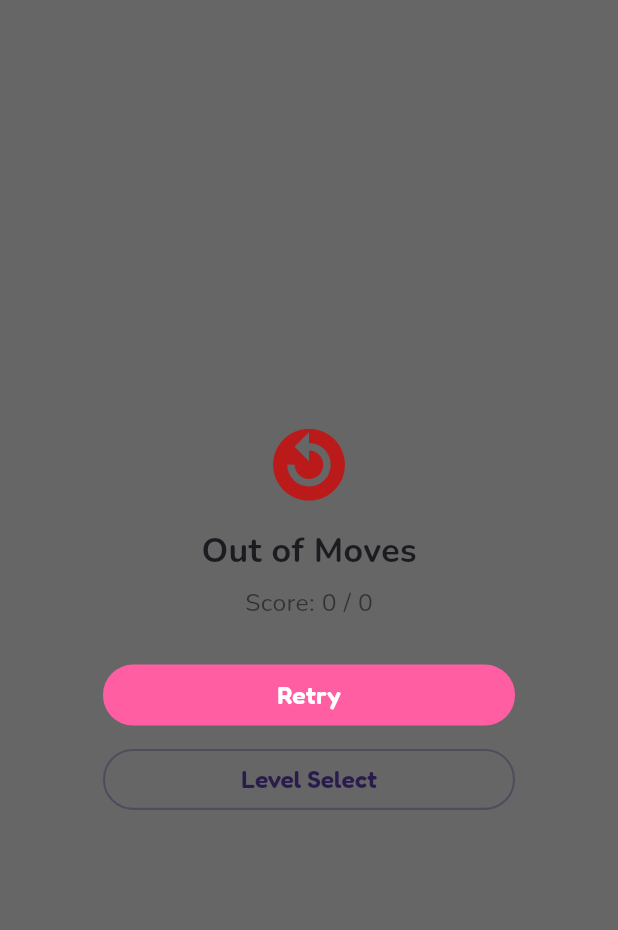
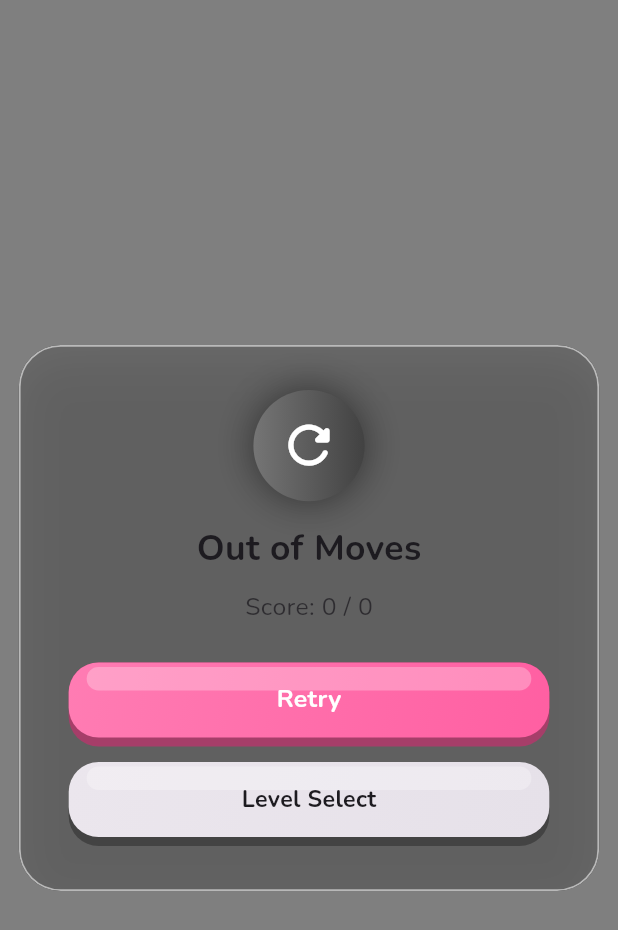
Before and after one commit to Gulshid/Match-3-Puzzle, a Flutter app: the LevelResultOverlay widget shown alone on an empty page, opened directly with empty values, on a phone screen of 412 x 824 dp. Shown: the top 930 px of the screen. Run offline on Flutter 3.47's test engine with Material 3 defaults, Android fonts, the phone set to English and light mode, and no system bars; our stand-ins replace audioplayers, confetti, flutter_riverpod, flutter_screenutil, go_router, google_fonts and 1 more; accounts and stored records are empty.

Commit message:
level result overlay is udpated

```diff
--- a/match_3_puzzle/lib/features/game/presentation/widgets/level_result_overlay.dart
+++ b/match_3_puzzle/lib/features/game/presentation/widgets/level_result_overlay.dart
@@ -1,14 +1,19 @@
+import 'dart:math';
+import 'dart:ui';
+import 'package:confetti/confetti.dart';
 import 'package:flutter/material.dart';
 import 'package:flutter_screenutil/flutter_screenutil.dart';
 
+import '../../../../core/theme/app_colors.dart';
+import '../../../../shared/widgets/glass_card.dart';
+import '../../../../shared/widgets/glossy_button.dart';
+import '../../../../shared/widgets/pop_in.dart';
 import '../../domain/models/level_config.dart';
 
-/// Full-screen overlay shown when a level is won or lost.
-///
-/// Phase 7: added a 0-3 star row and split the single "Retry" action
-/// into level-map-aware actions (Retry / Next Level / Level Select),
-/// since the game is no longer a single hardcoded level.
-class LevelResultOverlay extends StatelessWidget {
+/// Full-screen overlay shown when a level is won or lost — frosted
+/// glass backdrop, a 3D pop-in card, staggered star reveal, and a
+/// confetti burst on a win.
+class LevelResultOverlay extends StatefulWidget {
   const LevelResultOverlay({
     super.key,
     required this.status,
@@ -31,96 +36,163 @@ class LevelResultOverlay extends StatelessWidget {
   final VoidCallback onLevelSelect;
 
   @override
+  State<LevelResultOverlay> createState() => _LevelResultOverlayState();
+}
+
+class _LevelResultOverlayState extends State<LevelResultOverlay> {
+  late final ConfettiController _confetti =
+      ConfettiController(duration: const Duration(seconds: 2));
+
+  @override
+  void initState() {
+    super.initState();
+    if (widget.status == GameStatus.won) {
+      _confetti.play();
+    }
+  }
+
+  @override
+  void dispose() {
+    _confetti.dispose();
+    super.dispose();
+  }
+
+  @override
   Widget build(BuildContext context) {
-    final isWin = status == GameStatus.won;
+    final isWin = widget.status == GameStatus.won;
     final theme = Theme.of(context);
 
     return Positioned.fill(
-      child: Container(
-        color: Colors.black.withValues(alpha: 0.6),
-        child: Center(
-          child: Container(
-            margin: EdgeInsets.symmetric(horizontal: 32.w),
+      child: Stack(
+        alignment: Alignment.topCenter,
+        children: [
+          BackdropFilter(
+            filter: ImageFilter.blur(sigmaX: 6, sigmaY: 6),
+            child: Container(color: Colors.black.withOpacity(0.5)),
+          ),
+          if (isWin)
+            Align(
+              alignment: Alignment.topCenter,
+              child: ConfettiWidget(
+                confettiController: _confetti,
+                blastDirection: pi / 2,
+                blastDirectionality: BlastDirectionality.explosive,
+                numberOfParticles: 24,
+                maxBlastForce: 22,
+                minBlastForce: 8,
+                gravity: 0.25,
+                shouldLoop: false,
+                colors: const [
+                  AppColors.candyPink,
+                  AppColors.candyBlue,
+                  AppColors.candyMint,
+                  AppColors.candyYellow,
+                  AppColors.candyOrange,
+                ],
+              ),
+            ),
+          Center(
+            child: PopIn(
+              child: GlassCard(
+                radius: 28,
+                opacity: 0.22,
                 padding: EdgeInsets.symmetric(horizontal: 28.w, vertical: 28.h),
-            decoration: BoxDecoration(
-              color: theme.scaffoldBackgroundColor,
-              borderRadius: BorderRadius.circular(20.r),
-            ),
+                child: SizedBox(
+                  width: 280.w,
                   child: Column(
                     mainAxisSize: MainAxisSize.min,
                     children: [
-                Icon(
-                  isWin ? Icons.emoji_events : Icons.replay_circle_filled,
-                  size: 56.r,
-                  color: isWin ? Colors.amber : theme.colorScheme.error,
+                      Container(
+                        padding: EdgeInsets.all(16.r),
+                        decoration: BoxDecoration(
+                          shape: BoxShape.circle,
+                          gradient: LinearGradient(
+                            colors: isWin
+                                ? [AppColors.gold, AppColors.candyOrange]
+                                : [Colors.grey.shade600, Colors.grey.shade800],
                           ),
-                SizedBox(height: 12.h),
+                          boxShadow: [
+                            BoxShadow(
+                              color: (isWin ? AppColors.gold : Colors.black)
+                                  .withOpacity(0.5),
+                              blurRadius: 22,
+                            ),
+                          ],
+                        ),
+                        child: Icon(
+                          isWin ? Icons.emoji_events_rounded : Icons.refresh_rounded,
+                          size: 40.r,
+                          color: Colors.white,
+                        ),
+                      ),
+                      SizedBox(height: 14.h),
                       Text(
                         isWin ? 'Level Complete!' : 'Out of Moves',
                         style: TextStyle(
-                    fontSize: 22.sp,
-                    fontWeight: FontWeight.bold,
+                          fontSize: 23.sp,
+                          fontWeight: FontWeight.w700,
                           color: theme.colorScheme.onSurface,
                         ),
                       ),
                       if (isWin) ...[
-                  SizedBox(height: 10.h),
+                        SizedBox(height: 12.h),
                         Row(
                           mainAxisAlignment: MainAxisAlignment.center,
                           children: List.generate(3, (i) {
-                      return Icon(
-                        Icons.star,
-                        size: 30.r,
-                        color: i < stars
-                            ? Colors.amber
-                            : theme.colorScheme.onSurface.withValues(alpha: 0.2),
+                            return _StaggeredStar(
+                              filled: i < widget.stars,
+                              delay: Duration(milliseconds: 120 * i),
                             );
                           }),
                         ),
                       ],
-                SizedBox(height: 8.h),
+                      SizedBox(height: 10.h),
                       Text(
-                  'Score: $score / $targetScore',
+                        'Score: ${widget.score} / ${widget.targetScore}',
                         style: TextStyle(
                           fontSize: 16.sp,
-                    color: theme.colorScheme.onSurface.withValues(alpha: 0.7),
+                          color: theme.colorScheme.onSurface.withOpacity(0.75),
                         ),
                       ),
                       SizedBox(height: 24.h),
-                if (isWin && hasNextLevel)
+                      if (isWin && widget.hasNextLevel)
                         SizedBox(
                           width: double.infinity,
-                    child: FilledButton(
-                      onPressed: onNextLevel,
-                      child: Padding(
-                        padding: EdgeInsets.symmetric(vertical: 10.h),
+                          child: GlossyButton(
+                            onPressed: widget.onNextLevel,
+                            color: AppColors.candyMint,
                             child: Text('Next Level',
-                            style: TextStyle(fontSize: 16.sp)),
-                      ),
+                                style: TextStyle(
+                                    fontSize: 16.sp,
+                                    fontWeight: FontWeight.w700,
+                                    color: Colors.white)),
                           ),
                         )
                       else
                         SizedBox(
                           width: double.infinity,
-                    child: FilledButton(
-                      onPressed: onRetry,
-                      child: Padding(
-                        padding: EdgeInsets.symmetric(vertical: 10.h),
-                        child:
-                            Text('Retry', style: TextStyle(fontSize: 16.sp)),
+                          child: GlossyButton(
+                            onPressed: widget.onRetry,
+                            color: AppColors.candyPink,
+                            child: Text('Retry',
+                                style: TextStyle(
+                                    fontSize: 16.sp,
+                                    fontWeight: FontWeight.w700,
+                                    color: Colors.white)),
                           ),
                         ),
-                  ),
-                SizedBox(height: 8.h),
+                      SizedBox(height: 10.h),
                       SizedBox(
                         width: double.infinity,
-                  child: OutlinedButton(
-                    onPressed: onLevelSelect,
-                    child: Padding(
-                      padding: EdgeInsets.symmetric(vertical: 10.h),
+                        child: GlossyButton(
+                          onPressed: widget.onLevelSelect,
+                          color: theme.colorScheme.surfaceContainerHighest,
+                          baseColor: Colors.black.withOpacity(0.3),
                           child: Text('Level Select',
-                          style: TextStyle(fontSize: 16.sp)),
-                    ),
+                              style: TextStyle(
+                                  fontSize: 15.sp,
+                                  fontWeight: FontWeight.w700,
+                                  color: theme.colorScheme.onSurface)),
                         ),
                       ),
                     ],
@@ -128,6 +200,38 @@ class LevelResultOverlay extends StatelessWidget {
                 ),
               ),
             ),
+          ),
+        ],
+      ),
     );
   }
 }
+
+/// A single result star that pops in with a delay + spin, for a
+/// cascading reveal across the 3 stars instead of appearing at once.
+class _StaggeredStar extends StatelessWidget {
+  const _StaggeredStar({required this.filled, required this.delay});
+
+  final bool filled;
+  final Duration delay;
+
+  @override
+  Widget build(BuildContext context) {
+    return Padding(
+      padding: EdgeInsets.symmetric(horizontal: 4.w),
+      child: PopIn(
+        delay: delay,
+        child: Icon(
+          Icons.star_rounded,
+          size: 36.r,
+          color: filled
+              ? AppColors.gold
+              : Theme.of(context).colorScheme.onSurface.withOpacity(0.2),
+          shadows: filled
+              ? [Shadow(color: AppColors.gold.withOpacity(0.6), blurRadius: 12)]
+              : null,
+        ),
+      ),
+    );
+  }
+}
```
Lines whose indentation alone changed are shown as unchanged.
